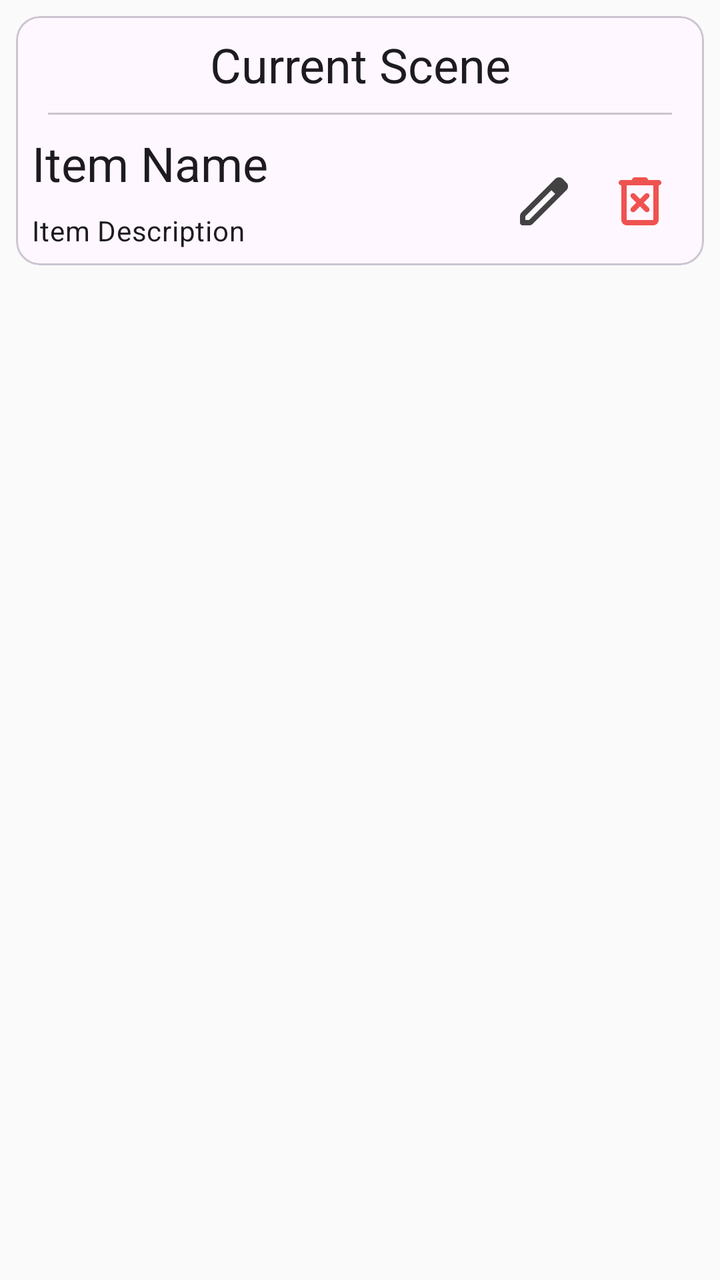
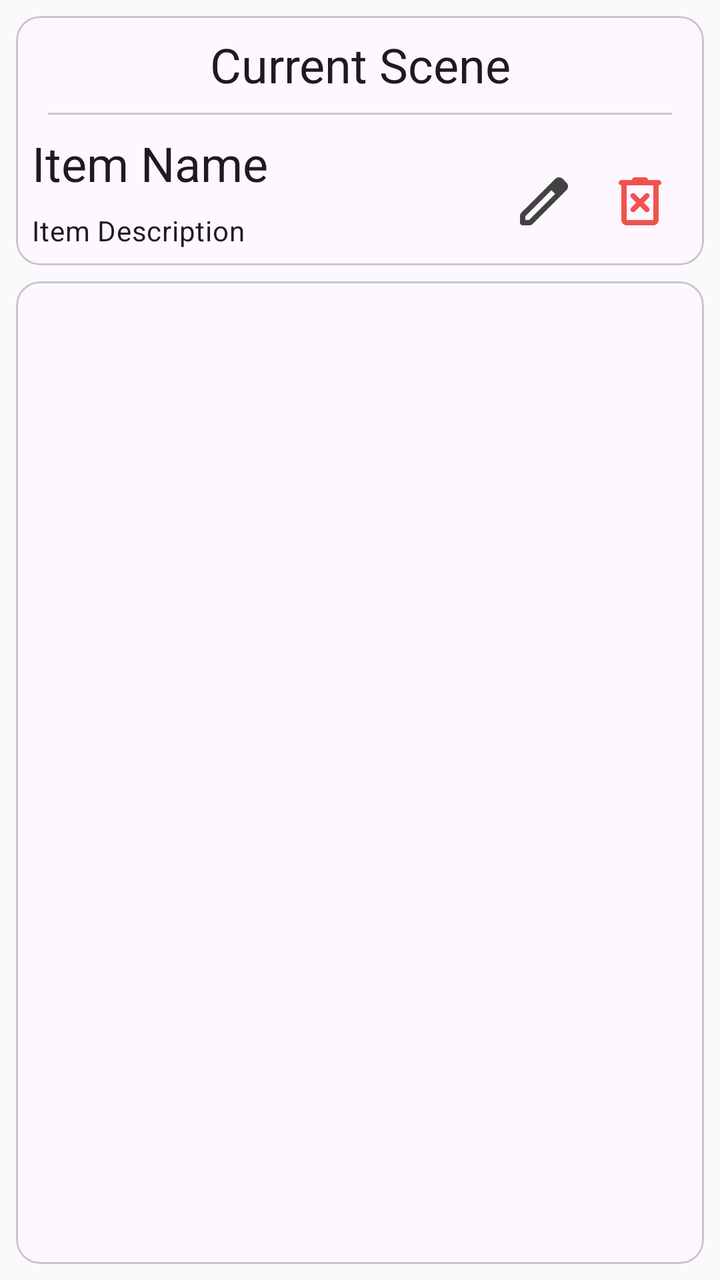

Compare the two renders of this Android layout. The source of the first and the diff that turns it into the second are given below.
<!-- AndroidManifest.xml: application theme Theme.EConBadge -->
<!-- res/layout/fragment_ledborder_scenes.xml -->
<?xml version="1.0" encoding="utf-8"?>

<androidx.constraintlayout.widget.ConstraintLayout xmlns:android="http://schemas.android.com/apk/res/android"
    xmlns:app="http://schemas.android.com/apk/res-auto"
    xmlns:tools="http://schemas.android.com/tools"
    android:layout_width="match_parent"
    android:padding="8dp"
    android:layout_height="match_parent">

    <com.google.android.material.card.MaterialCardView
        android:id="@+id/currentSceneCard"
        android:layout_width="match_parent"
        android:layout_height="wrap_content"
        app:layout_constraintEnd_toEndOf="parent"
        app:layout_constraintStart_toStartOf="parent"
        app:layout_constraintTop_toTopOf="parent">

        <androidx.constraintlayout.widget.ConstraintLayout
            android:layout_width="match_parent"
            android:layout_height="wrap_content">

            <com.google.android.material.textview.MaterialTextView
                android:id="@+id/currentSceneLabel"
                android:layout_width="match_parent"
                android:layout_height="wrap_content"
                android:layout_marginStart="8dp"
                android:layout_marginTop="8dp"
                android:layout_marginEnd="8dp"
                android:gravity="center"
                android:text="Current Scene"
                android:textAppearance="@style/TextAppearance.Material3.HeadlineSmall"
                app:layout_constraintEnd_toEndOf="parent"
                app:layout_constraintStart_toStartOf="parent"
                app:layout_constraintTop_toTopOf="parent" />

            <com.google.android.material.divider.MaterialDivider
                android:id="@+id/currentSceneDivider"
                android:layout_width="match_parent"
                android:layout_height="1dp"
                android:layout_marginStart="16dp"
                android:layout_marginTop="8dp"
                android:layout_marginEnd="16dp"
                app:layout_constraintEnd_toEndOf="parent"
                app:layout_constraintStart_toStartOf="parent"
                app:layout_constraintTop_toBottomOf="@id/currentSceneLabel" />

            <com.google.android.material.textview.MaterialTextView
                android:id="@+id/currentSceneTitle"
                android:layout_width="match_parent"
                android:layout_height="wrap_content"
                android:layout_marginStart="8dp"
                android:layout_marginTop="8dp"
                android:layout_marginEnd="8dp"
                android:text="Item Name"
                android:textAppearance="@style/TextAppearance.Material3.HeadlineSmall"
                app:layout_constraintEnd_toEndOf="parent"
                app:layout_constraintStart_toStartOf="parent"
                app:layout_constraintTop_toBottomOf="@id/currentSceneDivider" />

            <com.google.android.material.textview.MaterialTextView
                android:id="@+id/currentSceneDescription"
                android:layout_width="wrap_content"
                android:layout_height="wrap_content"
                android:layout_marginStart="8dp"
                android:layout_marginTop="8dp"
                android:layout_marginBottom="8dp"
                android:text="Item Description"
                android:textAppearance="@style/TextAppearance.Material3.BodyMedium"
                app:layout_constraintBottom_toBottomOf="parent"
                app:layout_constraintStart_toStartOf="parent"
                app:layout_constraintTop_toBottomOf="@+id/currentSceneTitle"
                app:layout_constraintVertical_bias="1.0" />

            <com.google.android.material.button.MaterialButton
                android:id="@+id/currentSceneEdit"
                android:layout_width="32dp"
                android:layout_height="32dp"
                android:layout_marginEnd="16dp"
                android:layout_marginBottom="16dp"
                android:contentDescription="Edit Item"
                android:background="@drawable/edit"
                app:layout_constraintBottom_toBottomOf="parent"
                app:backgroundTint="@color/grey_800"
                app:layout_constraintEnd_toStartOf="@+id/currentSceneDelete" />

            <com.google.android.material.button.MaterialButton
                android:id="@+id/currentSceneDelete"
                android:layout_width="32dp"
                android:layout_height="32dp"
                android:layout_marginEnd="16dp"
                android:layout_marginBottom="16dp"
                android:contentDescription="Delete Item"
                android:background="@drawable/delete"
                app:layout_constraintBottom_toBottomOf="parent"
                app:layout_constraintEnd_toEndOf="parent"
                app:backgroundTint="@color/red_400" />


        </androidx.constraintlayout.widget.ConstraintLayout>

    </com.google.android.material.card.MaterialCardView>

    <com.google.android.material.card.MaterialCardView
        android:layout_width="match_parent"
        android:layout_height="0dp"
        android:layout_marginTop="8dp"
        android:layout_marginBottom="8dp"
        app:layout_constraintTop_toBottomOf="@id/currentSceneCard"
        tools:layout_editor_absoluteX="8dp">

        <androidx.recyclerview.widget.RecyclerView
            android:id="@+id/sceneListView"
            android:layout_width="match_parent"
            android:layout_height="match_parent"
            android:divider="@android:color/transparent"
            android:dividerHeight="8dp"
            app:layout_constraintBottom_toBottomOf="parent"
            app:layout_constraintEnd_toEndOf="parent"
            app:layout_constraintStart_toStartOf="parent"
            app:layout_constraintTop_toTopOf="parent"
            tools:listitem="@layout/ledborder_list_item" />

    </com.google.android.material.card.MaterialCardView>
</androidx.constraintlayout.widget.ConstraintLayout>
<!-- res/layout/ledborder_list_item.xml (included above) -->
<?xml version="1.0" encoding="utf-8"?>

<androidx.constraintlayout.widget.ConstraintLayout
    xmlns:android="http://schemas.android.com/apk/res/android"
    xmlns:app="http://schemas.android.com/apk/res-auto"
    xmlns:tools="http://schemas.android.com/tools"
    android:id="@+id/ledborderItemLayout"
    android:layout_width="match_parent"
    android:layout_height="wrap_content"
    android:orientation="vertical"
    tools:ignore="UseCompoundDrawables">

    <com.google.android.material.textview.MaterialTextView
        android:id="@+id/ledborderItemTitle"
        android:layout_width="match_parent"
        android:layout_height="wrap_content"
        android:layout_marginStart="8dp"
        android:layout_marginTop="8dp"
        android:layout_marginEnd="8dp"
        android:text="Item Name"
        android:textAppearance="@style/TextAppearance.Material3.HeadlineSmall"
        app:layout_constraintEnd_toEndOf="parent"
        app:layout_constraintStart_toStartOf="parent"
        app:layout_constraintTop_toTopOf="parent" />

    <com.google.android.material.textview.MaterialTextView
        android:id="@+id/ledborderItemDescription"
        android:layout_width="wrap_content"
        android:layout_height="wrap_content"
        android:layout_marginStart="8dp"
        android:layout_marginTop="8dp"
        android:layout_marginBottom="8dp"
        android:text="Item Name"
        android:textAppearance="@style/TextAppearance.Material3.BodyMedium"
        app:layout_constraintBottom_toBottomOf="parent"
        app:layout_constraintStart_toStartOf="parent"
        app:layout_constraintTop_toBottomOf="@+id/ledborderItemTitle"
        app:layout_constraintVertical_bias="1.0" />

    <View
        android:id="@+id/startColorBox"
        android:layout_width="16dp"
        android:layout_height="16dp"
        android:layout_marginStart="8dp"
        app:layout_constraintBottom_toBottomOf="@+id/ledborderItemDescription"
        app:layout_constraintStart_toEndOf="@+id/ledborderItemDescription"
        app:layout_constraintTop_toTopOf="@+id/ledborderItemDescription"
        android:background="#ff0000" />


    <View
        android:id="@+id/endColorBox"
        android:layout_width="16dp"
        android:layout_height="16dp"
        android:layout_marginStart="8dp"
        android:background="#0000ff"
        app:layout_constraintBottom_toBottomOf="@+id/ledborderItemDescription"
        app:layout_constraintStart_toEndOf="@+id/startColorBox"
        app:layout_constraintTop_toTopOf="@+id/ledborderItemDescription"
         />

    <com.google.android.material.button.MaterialButton
        android:id="@+id/ledborderItemDelete"
        android:layout_width="32dp"
        android:layout_height="32dp"
        android:layout_marginEnd="16dp"
        android:contentDescription="Delete Item"
        android:background="@drawable/delete"
        app:layout_constraintBottom_toBottomOf="parent"
        app:layout_constraintEnd_toEndOf="parent"
        app:layout_constraintTop_toTopOf="parent"
        app:backgroundTint="@color/red_400" />

</androidx.constraintlayout.widget.ConstraintLayout>
<!-- resources referenced by this layout -->
<resources>
  <color name="grey_800">#FF424242</color>
  <color name="red_400">#FFEF5350</color>
  <!-- drawable delete (drawable) -->
  <vector xmlns:android="http://schemas.android.com/apk/res/android" android:width="24dp" android:height="24dp" android:viewportWidth="960" android:viewportHeight="960" android:tint="?attr/colorControlNormal">
      <path android:fillColor="@android:color/white" android:pathData="M280,840Q247,840 223.5,816.5Q200,793 200,760L200,240L200,240Q183,240 171.5,228.5Q160,217 160,200Q160,183 171.5,171.5Q183,160 200,160L360,160L360,160Q360,143 371.5,131.5Q383,120 400,120L560,120Q577,120 588.5,131.5Q600,143 600,160L600,160L760,160Q777,160 788.5,171.5Q800,183 800,200Q800,217 788.5,228.5Q777,240 760,240L760,240L760,760Q760,793 736.5,816.5Q713,840 680,840L280,840ZM680,240L280,240L280,760Q280,760 280,760Q280,760 280,760L680,760Q680,760 680,760Q680,760 680,760L680,240ZM280,240L280,240L280,760Q280,760 280,760Q280,760 280,760L280,760Q280,760 280,760Q280,760 280,760L280,240ZM480,556L556,632Q567,643 584,643Q601,643 612,632Q623,621 623,604Q623,587 612,576L536,500L612,424Q623,413 623,396Q623,379 612,368Q601,357 584,357Q567,357 556,368L480,444L404,368Q393,357 376,357Q359,357 348,368Q337,379 337,396Q337,413 348,424L424,500L348,576Q337,587 337,604Q337,621 348,632Q359,643 376,643Q393,643 404,632L480,556Z"/>
  </vector>
  <!-- drawable edit (drawable) -->
  <vector xmlns:android="http://schemas.android.com/apk/res/android" android:width="24dp" android:height="24dp" android:viewportWidth="960" android:viewportHeight="960" android:tint="?attr/colorControlNormal">
      <path android:fillColor="@android:color/white" android:pathData="M200,760L257,760L648,369L591,312L200,703L200,760ZM160,840Q143,840 131.5,828.5Q120,817 120,800L120,703Q120,687 126,672.5Q132,658 143,647L648,143Q660,132 674.5,126Q689,120 705,120Q721,120 736,126Q751,132 762,144L817,200Q829,211 834.5,226Q840,241 840,256Q840,272 834.5,286.5Q829,301 817,313L313,817Q302,828 287.5,834Q273,840 257,840L160,840ZM760,256L760,256L704,200L704,200L760,256ZM619,341L591,312L591,312L648,369L648,369L619,341Z"/>
  </vector>
  <style name="Theme.EConBadge" parent="Theme.Material3.DayNight.NoActionBar">
          
          <item name="colorPrimary">@color/grey_50</item>
          <item name="colorPrimaryVariant">@color/purple_700</item>
          <item name="colorOnPrimary">@color/grey_800</item>
          
          <item name="colorSecondary">@color/teal_200</item>
          <item name="colorSecondaryVariant">@color/teal_700</item>
          <item name="colorOnSecondary" tools:ignore="PrivateResource">@color/black</item>
          
          <item name="windowNoTitle">true</item>
          <item name="android:windowLightStatusBar">true</item>
          
          <item name="android:windowBackground">@color/grey_50</item>
          <item name="actionBarSize">48dp</item>
      </style>
  <color name="grey_50">#FFFAFAFA</color>
  <color name="purple_700">#FF3700B3</color>
  <color name="teal_200">#FF03DAC5</color>
  <color name="teal_700">#FF018786</color>
  <color name="black" tools:ignore="PrivateResource">#FF000000</color>
</resources>

<!-- the commit's change to res/layout/fragment_ledborder_scenes.xml (unified diff, before → after) -->
@@ -104,14 +104,14 @@
         android:layout_width="match_parent"
         android:layout_height="0dp"
         android:layout_marginTop="8dp"
-        android:layout_marginBottom="8dp"
+        app:layout_constraintBottom_toBottomOf="parent"
         app:layout_constraintTop_toBottomOf="@id/currentSceneCard"
         tools:layout_editor_absoluteX="8dp">
 
         <androidx.recyclerview.widget.RecyclerView
             android:id="@+id/sceneListView"
             android:layout_width="match_parent"
-            android:layout_height="match_parent"
+            android:layout_height="631dp"
             android:divider="@android:color/transparent"
             android:dividerHeight="8dp"
             app:layout_constraintBottom_toBottomOf="parent"
